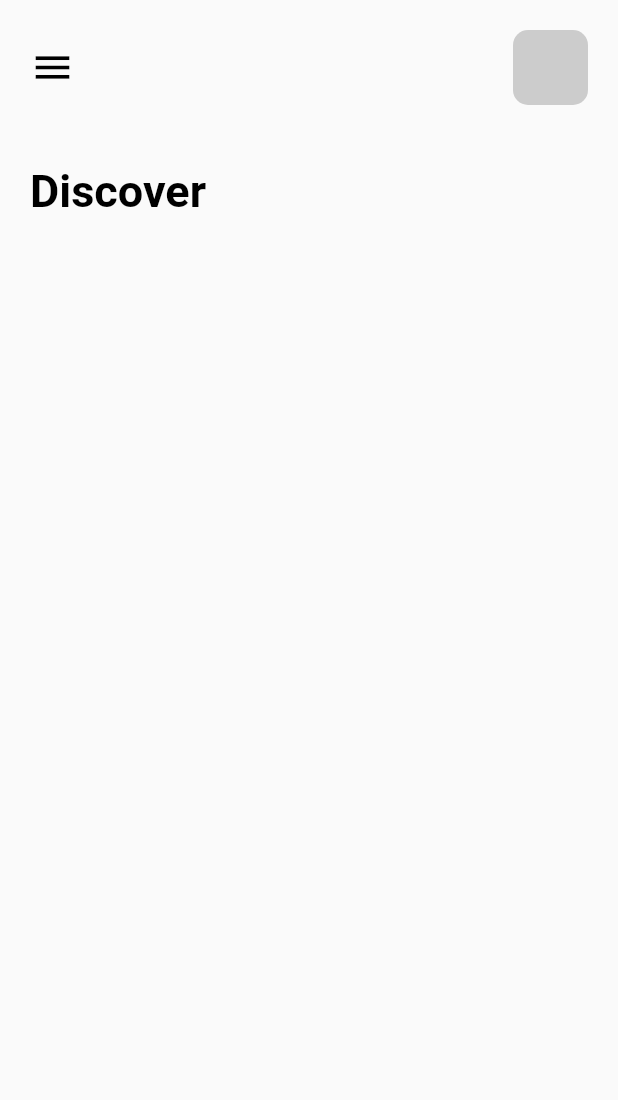
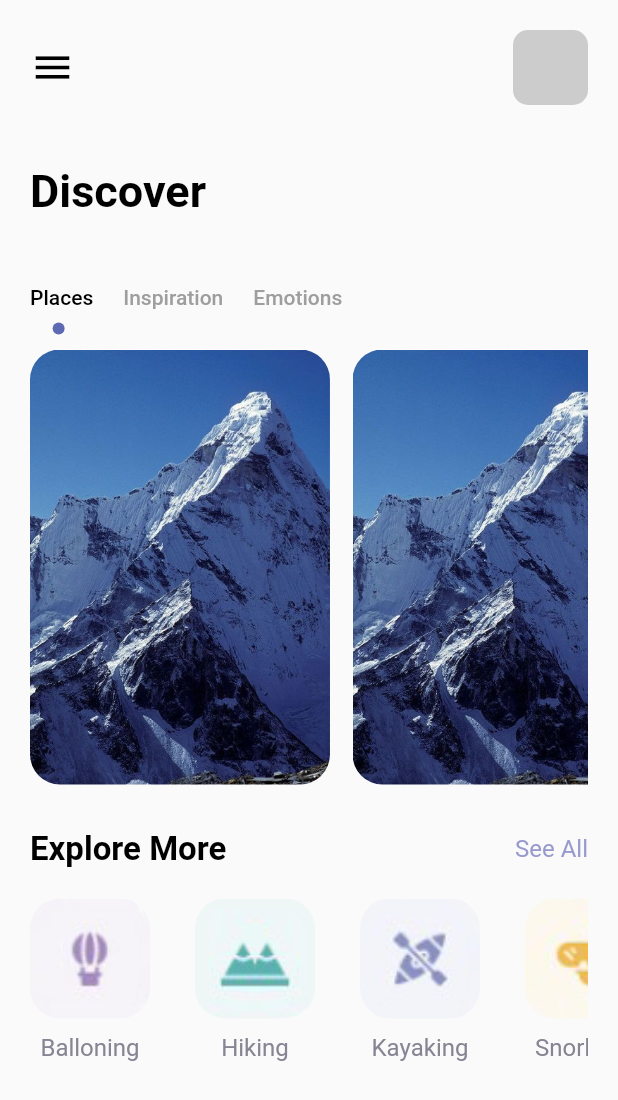
Before and after one commit to Afwra/travel_app, a Flutter app: the HomePage screen opened directly, on a phone screen of 412 x 824 dp. Shown: the top 1100 px of the screen. Run offline on Flutter 3.47's test engine with Material 2 defaults, Android fonts, the phone set to English and light mode, and no system bars.

Commit message:
Home Page

```diff
--- a/lib/pages/nav_pages/home_page.dart
+++ b/lib/pages/nav_pages/home_page.dart
@@ -1,11 +1,27 @@
 import 'package:flutter/material.dart';
+import 'package:travel_app/misc/colors.dart';
 import 'package:travel_app/widgets/app_large_text.dart';
+import 'package:travel_app/widgets/app_text.dart';
 
-class HomePage extends StatelessWidget {
+class HomePage extends StatefulWidget {
   const HomePage({super.key});
 
   @override
+  State<HomePage> createState() => _HomePageState();
+}
+
+class _HomePageState extends State<HomePage> with TickerProviderStateMixin {
+  var exploreItems ={
+    'balloning.png':'Balloning',
+    'hiking.png':'Hiking',
+    'kayaking.png':'Kayaking',
+    'snorkling.png':'Snorkling',
+  };
+
+  @override
   Widget build(BuildContext context) {
+    TabController tabController = TabController(length: 3, vsync: this);
+
     return Scaffold(
       body: SafeArea(
         child: Padding(
@@ -16,25 +32,175 @@ class HomePage extends StatelessWidget {
               Row(
                 mainAxisAlignment: MainAxisAlignment.spaceBetween,
                 children: [
-                  Icon(Icons.menu,size: 30,color: Colors.black,),
+                  Icon(
+                    Icons.menu,
+                    size: 30,
+                    color: Colors.black,
+                  ),
                   Container(
                     width: 50,
                     height: 50,
                     decoration: BoxDecoration(
-                      borderRadius: BorderRadius.circular(10),
-                      color: Colors.grey.withOpacity(0.5)
-                    ),
+                        borderRadius: BorderRadius.circular(10),
+                        color: Colors.grey.withOpacity(0.5)),
                   )
                 ],
               ),
-              const SizedBox(height: 40,),
+              const SizedBox(
+                height: 40,
+              ),
               AppLargeText(text: 'Discover '),
-              const SizedBox(height: 30,),
-
+              const SizedBox(
+                height: 30,
+              ),
+              Align(
+                alignment: Alignment.centerLeft,
+                child: TabBar(
+                  labelPadding: const EdgeInsets.only(right: 20),
+                  indicatorSize: TabBarIndicatorSize.label,
+                  indicator:
+                      CircleIndicator(color: AppColors.mainColor, radius: 4),
+                  controller: tabController,
+                  labelColor: Colors.black,
+                  unselectedLabelColor: Colors.grey,
+                  isScrollable: true,
+                  tabs: const [
+                    Tab(
+                      text: 'Places',
+                    ),
+                    Tab(
+                      text: 'Inspiration',
+                    ),
+                    Tab(
+                      text: 'Emotions',
+                    ),
+                  ],
+                ),
+              ),
+              Container(
+                padding: EdgeInsets.only(),
+                height: 300,
+                width: double.maxFinite,
+                child: TabBarView(
+                  controller: tabController,
+                  children: [
+                    buildTabItem(),
+                    Text('HI2'),
+                    Text('HI3'),
+                  ],
+                ),
+              ),
+              const SizedBox(
+                height: 30,
+              ),
+              Row(
+                mainAxisAlignment: MainAxisAlignment.spaceBetween,
+                children: [
+                  AppLargeText(
+                    text: 'Explore More',
+                    size: 22,
+                  ),
+                  AppText(
+                    text: 'See All',
+                    color: AppColors.textColor1,
+                  )
+                ],
+              ),
+              const SizedBox(
+                height: 20,
+              ),
+              SizedBox(
+                height: 120,
+                width: double.maxFinite,
+                child: ListView.separated(
+                  itemCount: exploreItems.length,
+                  scrollDirection: Axis.horizontal,
+                  itemBuilder: (context, index) {
+                    return buildExploreItem(index);
+                  },
+                  separatorBuilder: (context,index){
+                    return const SizedBox(width: 30,);
+                  },
+                ),
+              ),
             ],
           ),
         ),
       ),
     );
   }
+
+  Widget buildTabItem() {
+    return ListView.builder(
+      itemBuilder: (context, index) {
+        return Container(
+          margin: const EdgeInsets.only(right: 15, top: 10),
+          height: 300,
+          width: 200,
+          decoration: BoxDecoration(
+              borderRadius: BorderRadius.circular(20),
+              color: Colors.white,
+              image: DecorationImage(
+                  image: AssetImage(
+                    'assets/images/mountain.jpeg',
+                  ),
+                  fit: BoxFit.cover)),
+        );
+      },
+      itemCount: 3,
+      scrollDirection: Axis.horizontal,
+    );
+  }
+
+  Widget buildExploreItem(int index){
+    return Column(
+      children: [
+        Container(
+          height: 80,
+          width: 80,
+          decoration: BoxDecoration(
+            borderRadius: BorderRadius.circular(20),
+            image: DecorationImage(
+              image: AssetImage('assets/images/${exploreItems.keys.elementAt(index)}'),
+              fit: BoxFit.cover
+            )
+          ),
+        ),
+        const SizedBox(height: 10,),
+        AppText(text: '${exploreItems.values.elementAt(index)}',color: AppColors.textColor2,),
+      ],
+    );
+  }
 }
+
+class CircleIndicator extends Decoration {
+  final Color color;
+  final double radius;
+
+  const CircleIndicator({required this.color, required this.radius});
+
+  @override
+  BoxPainter createBoxPainter([VoidCallback? onChanged]) {
+    // TODO: implement createBoxPainter
+    return CirclePainter(color: color, radius: radius);
+  }
+}
+
+class CirclePainter extends BoxPainter {
+  final Color color;
+  final double radius;
+
+  const CirclePainter({required this.color, required this.radius});
+
+  @override
+  void paint(Canvas canvas, Offset offset, ImageConfiguration configuration) {
+    // TODO: implement paint
+    Paint paint = Paint();
+    paint.color = color;
+    paint.isAntiAlias = true;
+    final Offset circleOffset = Offset(
+        configuration.size!.width / 2 - radius / 2,
+        configuration.size!.height - radius);
+    canvas.drawCircle(offset + circleOffset, radius, paint);
+  }
+}
```
